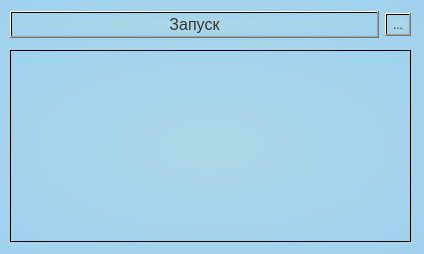
Qt form interfaceProgram.ui (Vladosholodos/DostupGard) before a commit.
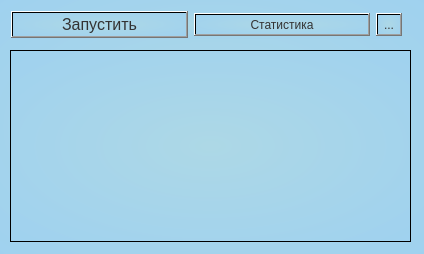
The same form after that commit. Icons and pictures are not drawn.

Patch:
```diff
--- a/interfaceProgram.ui
+++ b/interfaceProgram.ui
@@ -591,12 +591,12 @@
      <string notr="true"/>
     </property>
    </widget>
-   <widget class="QWidget" name="">
+   <widget class="QWidget" name="layoutWidget">
     <property name="geometry">
      <rect>
-      <x>10</x>
+      <x>11</x>
       <y>10</y>
-      <width>401</width>
+      <width>391</width>
       <height>29</height>
      </rect>
     </property>
@@ -615,7 +615,7 @@
         </font>
        </property>
        <property name="text">
-        <string>Запуск</string>
+        <string>Запустить</string>
        </property>
        <property name="autoDefault">
         <bool>true</bool>
@@ -625,6 +625,13 @@
        </property>
       </widget>
      </item>
+     <item>
+      <widget class="QPushButton" name="stats_button">
+       <property name="text">
+        <string>Статистика</string>
+       </property>
+      </widget>
+     </item>
      <item>
       <widget class="QToolButton" name="Setting_Button">
        <property name="sizePolicy">
```
Left out of the diff: 6 changed lines with no effect on the pictures.
